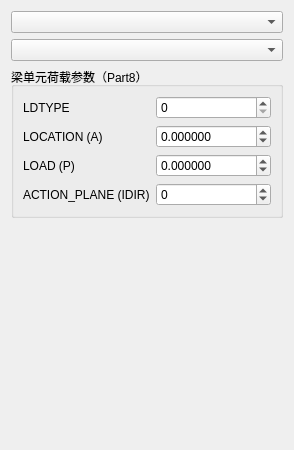
Before: the Qt Designer form plugins/Base_PhysicalField/BeamLoadPage.ui in asd977/base_cae, drawn with Qt 5.
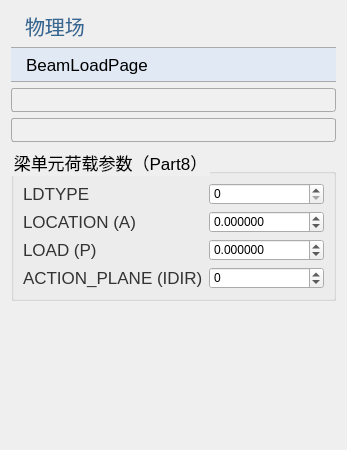
After: the same form once the commit is applied. Icons and pictures are not drawn.

Commit message: style: unify Base_PhysicalField ui page headers and spacing

```diff
--- a/plugins/Base_PhysicalField/BeamLoadPage.ui
+++ b/plugins/Base_PhysicalField/BeamLoadPage.ui
@@ -13,7 +13,126 @@
   <property name="windowTitle">
    <string>BeamLoadPage</string>
   </property>
+  <property name="styleSheet">
+   <string notr="true">QWidget{
+font-family: &quot;Microsoft YaHei&quot;, &quot;微软雅黑&quot;;
+}
+QPushButton#pushButton {
+    background-color: rgb(224, 233, 244);
+    border-width: 1px;
+    border-color: rgb(121, 121, 121);
+    border-style: solid;
+    height: 33px;
+    border-top: 1px solid rgb(169, 169, 169); /* 上边框为灰色 */
+    border-bottom: 1px solid rgb(169, 169, 169); /* 下边框为灰色 */
+    border-left: none; /* 移除左边框 */
+    border-right: none;
+    text-align: left;
+	padding-left: 15px;
+	font-size: 17px;
+	border-style: solid;
+}
+QLabel {
+    font-family: &quot;Microsoft YaHei&quot;, &quot;微软雅黑&quot;;
+    font-size: 17px;
+    text-align: left;
+    color: rgb(51, 51, 51);
+    white-space: nowrap;
+    line-height: 50px;
+    position: absolute;
+    top: 0px;
+    left: 0px;
+}
+QLabel#pageNameLabel {
+    font-size: 20px;
+    font-family: &quot;Microsoft YaHei&quot;, 微软雅黑;
+    text-align: left;
+	padding-left:9px;
+    color: rgb(53, 103, 147);
+}
+QLineEdit {
+    border: 1px solid rgb(200, 200, 200); /* 设置边框为淡灰色 */
+    border-radius: 2px; /* 设置圆角半径为 5 像素 */
+	font-size: 17px;
+}
+QLineEdit:focus {
+    border-color: rgb(100, 100, 255); /* 设置焦点时的边框颜色为蓝色 */
+    outline: none; /* 去掉默认的焦点边框 */
+}
+QComboBox {
+    font-family: &quot;Microsoft YaHei&quot;, 微软雅黑;
+    font-size: 17px;
+    text-align: left;
+    color: rgb(51, 51, 51);
+    padding-left:6px;
+    background: rgb(240, 240, 240);
+    border: 1px solid rgb(169, 169, 169);
+    border-radius: 3px; /* 设置边框的圆角半径为5像素 */
+}
+QComboBox::drop-down {
+    background: rgb(240, 240, 240);
+}
+QComboBox::down-arrow {
+    image: url(:/resources/down_arrow.png); /* 替换下拉箭头图标 */
+}
+/*QCombobox右侧按钮*/
+QComboBox::drop-down {
+    subcontrol-origin: padding;
+    subcontrol-position: top right;/*放于右方顶部*/
+    border-top-right-radius: 3px;/*设置边框圆角*/
+    border-bottom-right-radius: 3px;
+}
+QLineEdit {
+    border: 1px solid rgb(200, 200, 200); /* 设置边框为淡灰色 */
+    border-radius: 2px; /* 设置圆角半径为 5 像素 */
+	font-size: 17px;
+}
+QLineEdit:focus {
+    border-color: rgb(100, 100, 255); /* 设置焦点时的边框颜色为蓝色 */
+    outline: none; /* 去掉默认的焦点边框 */
+}
+
+QRadioButton {
+    font-size: 17px; /* 设置字体大小为 14 像素 */
+}
+
+QCheckBox {
+    font-size: 17px; /* 设置字体大小为 14 像素 */
+}
+
+QGroupBox{
+    font-size: 17px; /* 设置字体大小为 14 像素 */   
+}
+
+</string>
+  </property>
   <layout class="QVBoxLayout" name="verticalLayout">
+   <item>
+    <widget class="QLabel" name="pageNameLabel">
+     <property name="sizePolicy">
+      <sizepolicy hsizetype="Preferred" vsizetype="Fixed">
+       <horstretch>0</horstretch>
+       <verstretch>0</verstretch>
+      </sizepolicy>
+     </property>
+     <property name="text">
+      <string>物理场</string>
+     </property>
+    </widget>
+   </item>
+   <item>
+    <widget class="QPushButton" name="pushButton">
+     <property name="sizePolicy">
+      <sizepolicy hsizetype="Ignored" vsizetype="Fixed">
+       <horstretch>0</horstretch>
+       <verstretch>0</verstretch>
+      </sizepolicy>
+     </property>
+     <property name="text">
+      <string>BeamLoadPage</string>
+     </property>
+    </widget>
+   </item>
    <item>
     <widget class="QComboBox" name="comboBoxDim"/>
    </item>
```
The commit also changes 10 other files.
